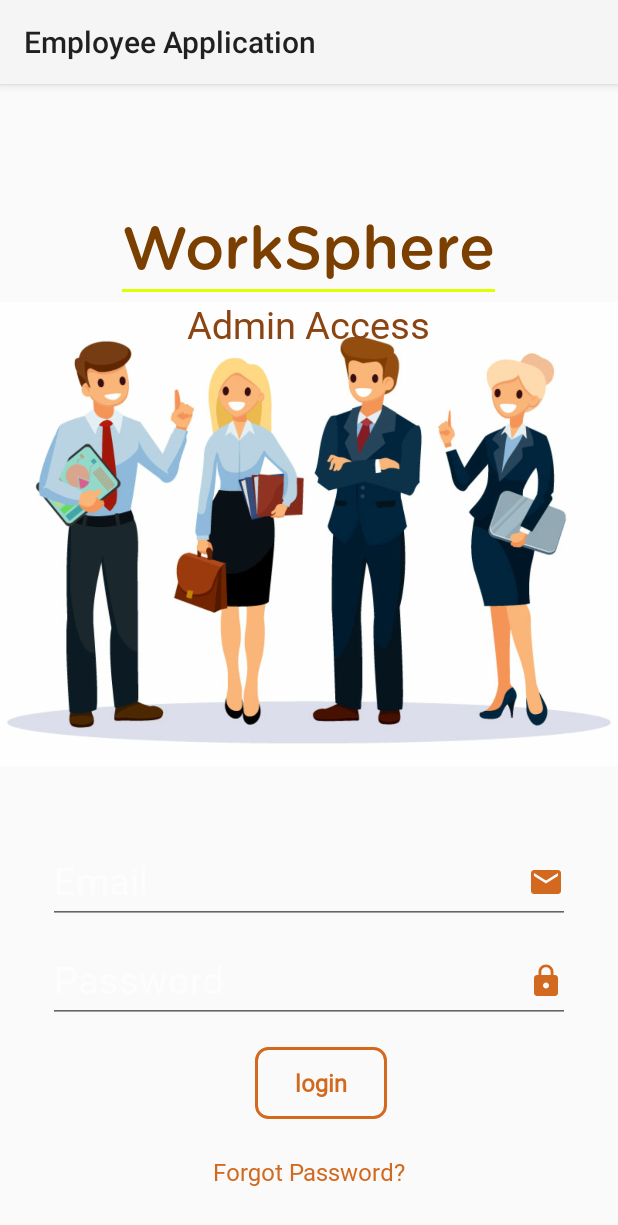
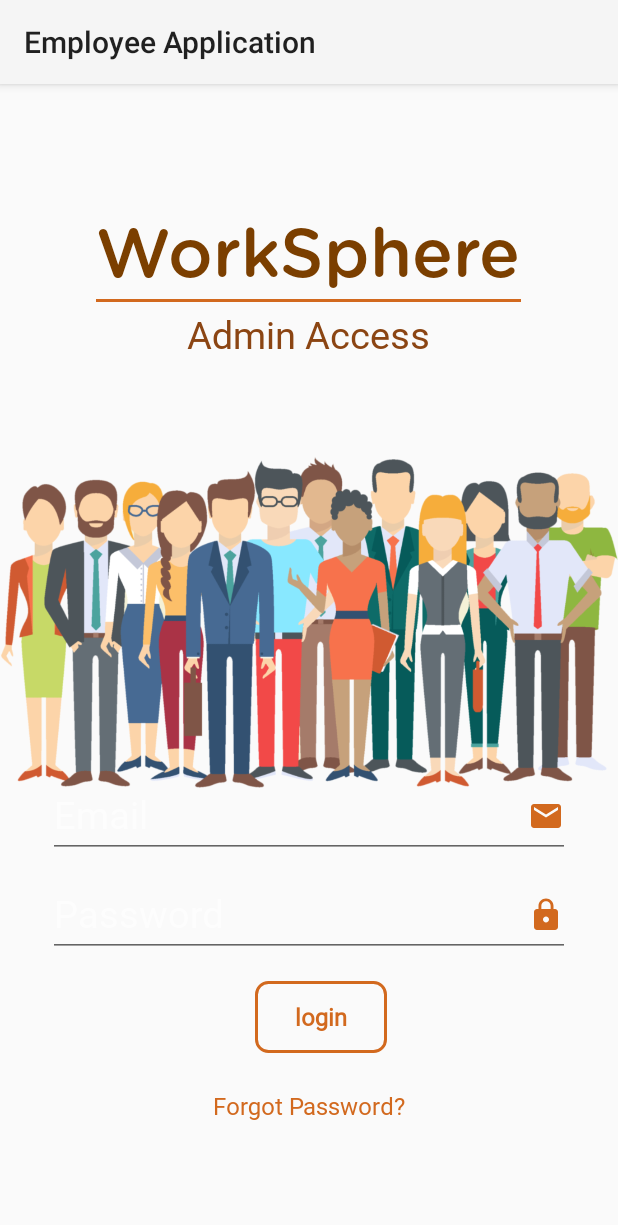
Before and after one commit to idabamfi/WorkSphere, an Android app built with Jetpack Compose: the AdminActivity screen opened directly, with no data from a screen before it, on a phone screen of 412 x 824 dp. Shown: the top 1225 px of the screen. Run offline under Robolectric (Android 15) with nearby library versions, the phone set to English and light mode, and no system bars; our stand-ins replace Firebase (no records; nobody signed in at launch, a user with empty details on screens opened directly).

Commit message:
changes to homepage and clock in method

```diff
--- a/app/src/main/res/layout/activity_admin.xml
+++ b/app/src/main/res/layout/activity_admin.xml
@@ -13,9 +13,10 @@
         <ImageView
             android:id="@+id/imageView"
             android:layout_width="match_parent"
-            android:layout_height="match_parent"
+            android:layout_height="717dp"
             android:contentDescription="@string/image_of_employees"
-            android:src="@drawable/ic_worker_img" />
+            android:src="@drawable/ic_emp_div" />
+
 
     </FrameLayout>
 
@@ -47,14 +48,14 @@
                 android:fontFamily="@font/gotham"
                 android:text="@string/worksphere"
                 android:textColor="#7B3F00"
-                android:textSize="40sp"
+                android:textSize="45sp"
                 tools:ignore="TextSizeCheck" />
 
             <View
                 android:layout_width="match_parent"
                 android:layout_height="2dp"
                 android:layout_marginTop="2dp"
-                android:background="#deff00" />
+                android:background="#D2691E" />
 
         </LinearLayout>
 
@@ -76,7 +77,7 @@
 
     <LinearLayout
         android:layout_width="match_parent"
-        android:layout_height="wrap_content"
+        android:layout_height="286dp"
         android:layout_alignParentBottom="true"
         android:layout_centerHorizontal="true"
         android:layout_marginBottom="32dp"
@@ -94,15 +95,15 @@
                 android:id="@+id/editTextEmail"
                 android:layout_width="match_parent"
                 android:layout_height="match_parent"
+                android:autofillHints="Enter Email"
+                android:drawableEnd="@drawable/ic_email_cream_24dp"
                 android:drawablePadding="16dp"
-                    android:drawableEnd="@drawable/ic_email_cream_24dp"
                 android:fontFamily="@font/calibri"
                 android:hint="@string/email"
                 android:inputType="textEmailAddress"
                 android:maxLines="1"
                 android:textColor="#8B4513"
-                    android:textSize="25sp"
-                    android:autofillHints="Enter Email" />
+                android:textSize="25sp" />
         </com.google.android.material.textfield.TextInputLayout>
 
         <com.google.android.material.textfield.TextInputLayout
@@ -115,15 +116,15 @@
                 android:id="@+id/editTextPassword"
                 android:layout_width="match_parent"
                 android:layout_height="match_parent"
+                android:autofillHints="Enter Password"
+                android:drawableEnd="@drawable/ic_lock_cream_24dp"
                 android:drawablePadding="16dp"
-                    android:drawableEnd="@drawable/ic_lock_cream_24dp"
                 android:fontFamily="@font/calibri"
                 android:hint="@string/password"
                 android:inputType="textPassword"
                 android:maxLines="1"
                 android:textColor="#8B4513"
-                    android:textSize="25sp"
-                    android:autofillHints="Enter Password" />
+                android:textSize="25sp" />
         </com.google.android.material.textfield.TextInputLayout>
 
         <LinearLayout
@@ -140,12 +141,12 @@
                 android:layout_marginStart="16dp"
                 android:background="@drawable/buttonshapecreambg"
                 android:fontFamily="@font/calibri"
+                android:onClick="logIn"
                 android:text="login"
                 android:textAllCaps="false"
                 android:textColor="#D2691E"
                 android:textSize="16sp"
-                    android:textStyle="bold"
-                    android:onClick="logIn"/>
+                android:textStyle="bold" />
 
         </LinearLayout>
 
--- a/app/src/main/res/layout/activity_adminhomepage.xml
+++ b/app/src/main/res/layout/activity_adminhomepage.xml
@@ -6,7 +6,8 @@
     android:layout_height="match_parent"
     app:layout_behavior="@string/appbar_scrolling_view_behavior"
     style="@style/parent.contentLayout"
-    tools:context=".AdminHomepageActivity">
+    tools:context=".AdminHomepageActivity"
+    android:background="#FFDAB9">
 
     <androidx.core.widget.NestedScrollView
         android:layout_width="match_parent"
--- a/app/src/main/res/layout/activity_homepage.xml
+++ b/app/src/main/res/layout/activity_homepage.xml
@@ -6,7 +6,8 @@
     android:layout_height="match_parent"
     app:layout_behavior="@string/appbar_scrolling_view_behavior"
     style="@style/parent.contentLayout"
-    tools:context=".HomepageActivity">
+    tools:context=".HomepageActivity"
+    android:background="#FFDAB9">
 
     <androidx.core.widget.NestedScrollView
         android:layout_width="match_parent"
--- a/app/src/main/res/layout/activity_notifications.xml
+++ b/app/src/main/res/layout/activity_notifications.xml
@@ -5,7 +5,8 @@
     android:layout_width="match_parent"
     android:layout_height="match_parent"
     android:orientation="vertical"
-    android:padding="16dp">
+    android:padding="20dp"
+    android:background="#FFDAB9">
 
     <!-- Title -->
     <TextView
@@ -60,7 +61,7 @@
         <ImageButton
             android:id="@+id/sendButton"
             android:layout_width="49dp"
-            android:layout_height="36dp"
+            android:layout_height="48dp"
             android:background="?android:attr/selectableItemBackground"
             android:contentDescription="@string/send_message"
             android:scaleType="fitCenter"
--- a/app/src/main/res/layout/activity_shifts.xml
+++ b/app/src/main/res/layout/activity_shifts.xml
@@ -2,7 +2,7 @@
 <RelativeLayout xmlns:android="http://schemas.android.com/apk/res/android"
     android:layout_width="match_parent"
     android:layout_height="match_parent"
-    android:padding="16dp">
+    android:padding="20dp">
 
     <!-- Title and Image -->
     <LinearLayout
--- a/app/src/main/res/layout/card_clockin.xml
+++ b/app/src/main/res/layout/card_clockin.xml
@@ -12,7 +12,7 @@
         android:layout_marginLeft="30dp"
         android:layout_marginRight="2dp"
         android:minHeight="120dp"
-        app:cardBackgroundColor="#FFDAB9"
+        app:cardBackgroundColor="#F5E6DC"
         app:cardElevation="2dp"
         app:cardCornerRadius="16dp">
 
--- a/app/src/main/res/layout/card_notification.xml
+++ b/app/src/main/res/layout/card_notification.xml
@@ -12,7 +12,7 @@
         android:layout_marginLeft="30dp"
         android:layout_marginRight="2dp"
         android:minHeight="120dp"
-        app:cardBackgroundColor="#FFDAB9"
+        app:cardBackgroundColor="#F5E6DC"
         app:cardElevation="2dp"
         app:cardCornerRadius="16dp">
 
--- a/app/src/main/res/layout/card_pay.xml
+++ b/app/src/main/res/layout/card_pay.xml
@@ -12,7 +12,7 @@
         android:layout_marginLeft="30dp"
         android:layout_marginRight="2dp"
         android:minHeight="120dp"
-        app:cardBackgroundColor="#FFDAB9"
+        app:cardBackgroundColor="#F5E6DC"
         app:cardElevation="2dp"
         app:cardCornerRadius="16dp">
 
--- a/app/src/main/res/layout/card_shifts.xml
+++ b/app/src/main/res/layout/card_shifts.xml
@@ -12,7 +12,7 @@
         android:layout_marginLeft="30dp"
         android:layout_marginRight="2dp"
         android:minHeight="120dp"
-        app:cardBackgroundColor="#FFDAB9"
+        app:cardBackgroundColor="#F5E6DC"
         app:cardElevation="2dp"
         app:cardCornerRadius="16dp">
 
--- a/app/src/main/res/layout/card_targets.xml
+++ b/app/src/main/res/layout/card_targets.xml
@@ -12,7 +12,7 @@
         android:layout_marginLeft="30dp"
         android:layout_marginRight="2dp"
         android:minHeight="120dp"
-        app:cardBackgroundColor="#FFDAB9"
+        app:cardBackgroundColor="#F5E6DC"
         app:cardElevation="2dp"
         app:cardCornerRadius="16dp">
 
--- a/app/src/main/res/mipmap-anydpi-v26/ic_launcher.xml
+++ b/app/src/main/res/mipmap-anydpi-v26/ic_launcher.xml
@@ -1,6 +1,6 @@
 <?xml version="1.0" encoding="utf-8"?>
 <adaptive-icon xmlns:android="http://schemas.android.com/apk/res/android">
-    <background android:drawable="@drawable/ic_launch_work" />
-    <foreground android:drawable="@drawable/ic_launch_work" />
-    <monochrome android:drawable="@drawable/ic_launch_work" />
+    <background android:drawable="@drawable/ic_people" />
+    <foreground android:drawable="@drawable/ic_people" />
+    <monochrome android:drawable="@drawable/ic_people" />
 </adaptive-icon>
```
Also changed, not shown: app/src/main/java/com/example/employeeapplication/ClockinActivity.java (+14 -2 lines), app/src/main/res/layout/activity_clockin.xml (+11 -9 lines), app/src/main/res/layout/activity_launch.xml (+5 -5 lines), app/src/main/res/layout/activity_main1.xml (+15 -14 lines), app/src/main/res/drawable/ic_emp_div.png (added), app/src/main/res/drawable/ic_emp_home.jpg (added), app/src/main/res/drawable/ic_people.jpg (added). Lines whose indentation alone changed are shown as unchanged.
